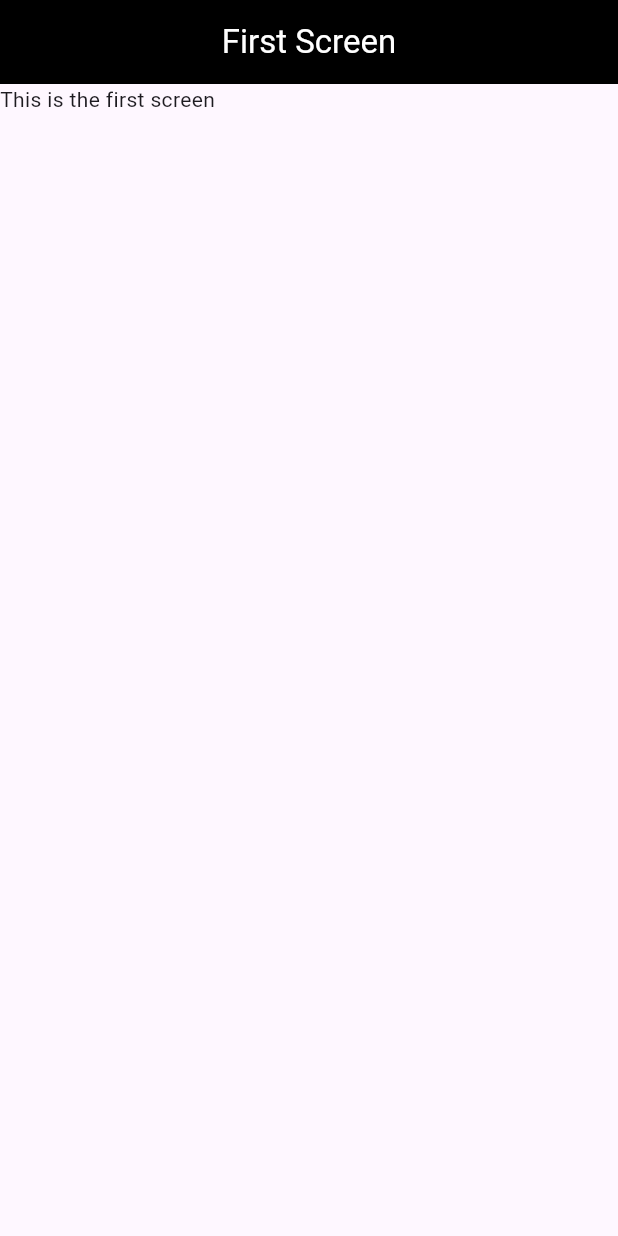
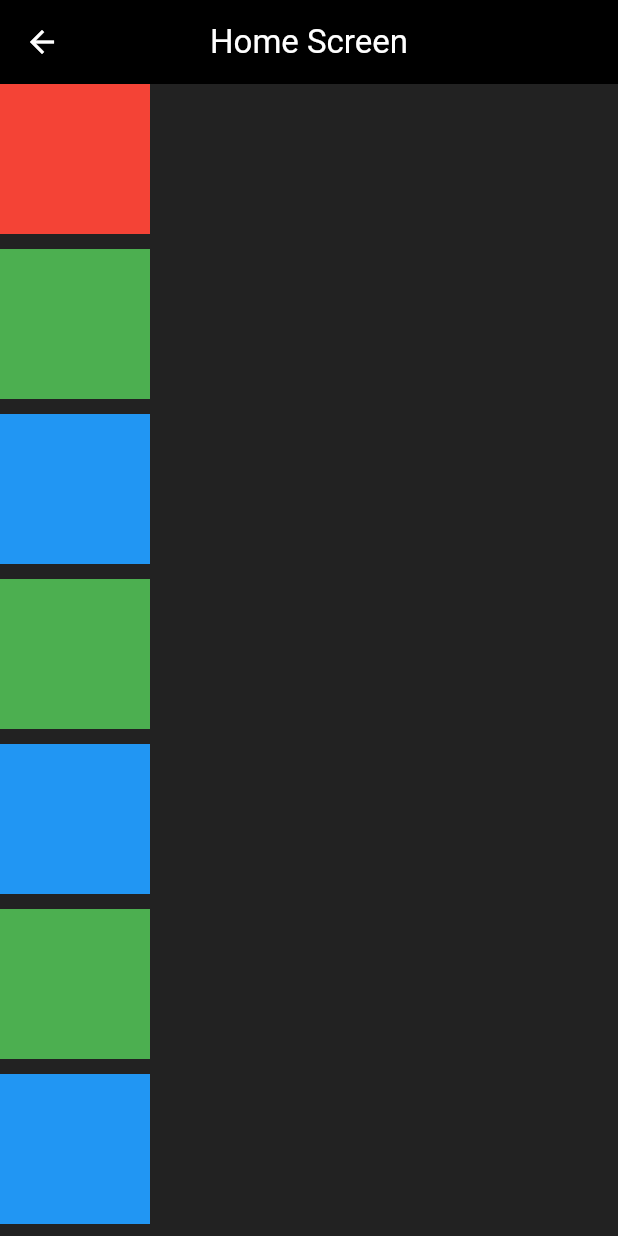
Before and after one commit to Owaisk23/MobAppDevelopment, a Flutter app: the FirstScreen screen opened directly, on a phone screen of 412 x 824 dp. Run offline on Flutter 3.47's test engine with Material 3 defaults, Android fonts, the phone set to English and light mode, and no system bars.

Commit message:
daraz app

```diff
--- a/flutter/firstapp/lib/FirstScreen.dart
+++ b/flutter/firstapp/lib/FirstScreen.dart
@@ -11,13 +11,63 @@ class _FirstScreenState extends State<FirstScreen> {
   @override
   Widget build(BuildContext context) {
     return Scaffold(
+      backgroundColor: Colors.black87,
       appBar: AppBar(
         backgroundColor: Colors.black,
         foregroundColor: Colors.white,
-        title: Text('First Screen'),
+        title: Text('Home Screen'),
         centerTitle: true,
       ),
-      body: Text('This is the first screen'),
+      body:
+        SingleChildScrollView(
+          child:
+            Column(
+              mainAxisAlignment: MainAxisAlignment.spaceBetween,
+              children: [
+                Container(
+                  height: 100,
+                  width: 100,
+                  color: Colors.red,
+                ),
+                SizedBox(height: 10,),
+                Container(
+                  height: 100,
+                  width: 100,
+                  color: Colors.green,
+                ),
+                SizedBox(height: 10,),
+                Container(
+                  height: 100,
+                  width: 100,
+                  color: Colors.blue,
+                ),
+                SizedBox(height: 10,),
+                Container(
+                  height: 100,
+                  width: 100,
+                  color: Colors.green,
+                ),
+                SizedBox(height: 10,),
+                Container(
+                  height: 100,
+                  width: 100,
+                  color: Colors.blue,
+                ),
+                SizedBox(height: 10,),
+                Container(
+                  height: 100,
+                  width: 100,
+                  color: Colors.green,
+                ),
+                SizedBox(height: 10,),
+                Container(
+                  height: 100,
+                  width: 100,
+                  color: Colors.blue,
+                ),
+              ],
+            ),
+        ),
 
     );
   }
--- a/flutter/firstapp/lib/main.dart
+++ b/flutter/firstapp/lib/main.dart
@@ -1,10 +1,13 @@
-import 'package:firstapp/FirstScreen.dart';
+import 'package:firstapp/DarazScreen.dart';
+// import 'package:firstapp/FirstScreen.dart';
 import 'package:flutter/material.dart';
 
 void main() {
+
   runApp(
     MaterialApp(
-      home: FirstScreen()
+      debugShowCheckedModeBanner: false,
+      home: DarazScreen()
     ),
   );
 }
--- a/flutter/firstapp/pubspec.yaml
+++ b/flutter/firstapp/pubspec.yaml
@@ -58,8 +58,8 @@ flutter:
   uses-material-design: true
 
   # To add assets to your application, add an assets section, like this:
-  # assets:
-  #   - images/a_dot_burr.jpeg
+  assets:
+    - assets/
   #   - images/a_dot_ham.jpeg
 
   # An image asset can refer to one or more resolution-specific "variants", see
```
Also changed, not shown: flutter/firstapp/lib/DarazScreen.dart (added, +75 -0 lines), flutter/firstapp/assets/banner.jpg (added), flutter/firstapp/assets/circle1.jpg (added), flutter/firstapp/assets/circle2.jpg (added), flutter/firstapp/assets/circle3.jpg (added), flutter/firstapp/assets/circle4.jpg (added).
